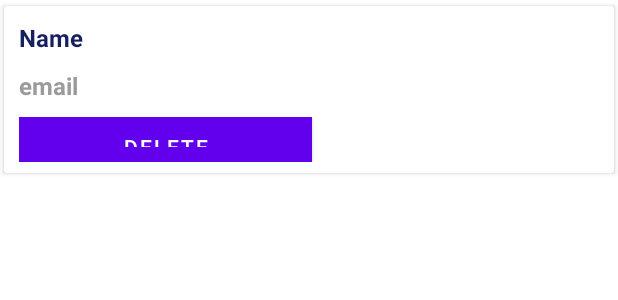
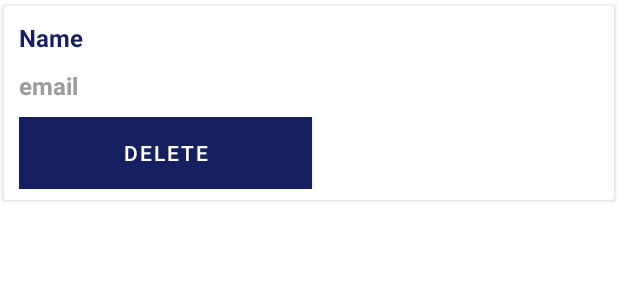
Before and after one commit to saibharath2091246/MAD323FinalTeam5, an Android app: the layout user_list_row.xml on its own in the app's theme, with its tools: preview values and no code run, on a phone screen of 412 x 824 dp. Shown: the top 300 px of the screen. Run offline under Robolectric (Android 15) with nearby library versions, the phone set to English and light mode, and no system bars.

Commit message:
App color and design fixes

```diff
--- a/app/src/main/java/com/team5/seeshop/LoginActivity.java
+++ b/app/src/main/java/com/team5/seeshop/LoginActivity.java
@@ -99,7 +99,7 @@ public class LoginActivity extends AppCompatActivity {
                                             startActivity(intent);
                                             finish();
                                         }else {
-                                            Toast.makeText(LoginActivity.this, "your account is not enabled", Toast.LENGTH_SHORT).show();
+                                            Toast.makeText(LoginActivity.this, "Your Account Is Not Enabled", Toast.LENGTH_SHORT).show();
                                             mAuth.signOut();
                                             SharedPreferences preferences =getSharedPreferences(ConstantStrings.SEESHOP_PREFS, Context.MODE_PRIVATE);
                                             SharedPreferences.Editor editor = preferences.edit();
@@ -145,7 +145,7 @@ public class LoginActivity extends AppCompatActivity {
             Toast.makeText(LoginActivity.this, "Enter Your Email", Toast.LENGTH_SHORT).show();
             return false;
         } else if (!Patterns.EMAIL_ADDRESS.matcher(loginemail).matches()) {
-            Toast.makeText(LoginActivity.this, "Please enter valid Email", Toast.LENGTH_SHORT).show();
+            Toast.makeText(LoginActivity.this, "Please Enter Valid Email", Toast.LENGTH_SHORT).show();
             return false;
         } else {
             return true;
--- a/app/src/main/java/com/team5/seeshop/adapters/UserListAdapter.java
+++ b/app/src/main/java/com/team5/seeshop/adapters/UserListAdapter.java
@@ -124,7 +124,7 @@ public class UserListAdapter extends RecyclerView.Adapter<UserListAdapter.ViewHo
             public void onComplete(@NonNull Task<Void> task) {
 
               //  userList.get(pos).setUser_enable(val);
-                Toast.makeText(context, "seller account updated", Toast.LENGTH_SHORT).show();
+                Toast.makeText(context, "Seller Account Updated", Toast.LENGTH_SHORT).show();
             }
         });
     }
@@ -137,6 +137,6 @@ public class UserListAdapter extends RecyclerView.Adapter<UserListAdapter.ViewHo
                 .child(userList.get(position).getUser_id());
         mDatabaseRef.removeValue();
         viewHolder.itemView.setVisibility(View.GONE);
-        Toast.makeText(context, "account has been deleted!", Toast.LENGTH_SHORT).show();
+        Toast.makeText(context, "Account Has Been Deleted!", Toast.LENGTH_SHORT).show();
     }
 }
--- a/app/src/main/java/com/team5/seeshop/admin/UsersListActivity.java
+++ b/app/src/main/java/com/team5/seeshop/admin/UsersListActivity.java
@@ -82,7 +82,7 @@ public class UsersListActivity extends AppCompatActivity {
 
                         if (userModel2.getUser_type().equals(user_type))
                         {
-                            Log.e("dedefdededed", userModel2.getUser_name());
+                            Log.e("UserList model username", userModel2.getUser_name());
 
                             userModel.setUser_name(userModel2.getUser_name());
                             userModel.setUser_email(userModel2.getUser_email());
--- a/app/src/main/res/layout/user_list_row.xml
+++ b/app/src/main/res/layout/user_list_row.xml
@@ -17,69 +17,72 @@
             android:id="@+id/name_tv"
             android:layout_width="match_parent"
             android:layout_height="wrap_content"
+            android:layout_margin="@dimen/_10dp"
             android:gravity="center_vertical"
             android:text="Name"
-            android:textStyle="bold"
             android:textColor="@color/app_color"
-            android:layout_margin="@dimen/_10dp"
-            android:textSize="@dimen/_16sp"/>
+            android:textSize="@dimen/_16sp"
+            android:textStyle="bold" />
 
         <TextView
             android:id="@+id/email_tv"
             android:layout_width="match_parent"
             android:layout_height="wrap_content"
+            android:layout_marginLeft="@dimen/_10dp"
+            android:layout_marginRight="@dimen/_10dp"
             android:gravity="center_vertical"
             android:text="email"
-            android:textStyle="bold"
             android:textColor="@color/lightappcolor"
-            android:layout_marginLeft="@dimen/_10dp"
-            android:layout_marginRight="@dimen/_10dp"
-            android:textSize="@dimen/_16sp"/>
+            android:textSize="@dimen/_16sp"
+            android:textStyle="bold" />
 
         <TextView
             android:id="@+id/company_tv"
             android:layout_width="match_parent"
             android:layout_height="wrap_content"
+            android:layout_marginLeft="@dimen/_10dp"
+            android:layout_marginRight="@dimen/_10dp"
             android:gravity="center_vertical"
             android:text="company"
+            android:textColor="@color/lightappcolor"
+            android:textSize="@dimen/_16sp"
             android:textStyle="bold"
-            android:visibility="gone"
-            android:textColor="@color/lightappcolor"
-            android:layout_marginLeft="@dimen/_10dp"
-            android:layout_marginRight="@dimen/_10dp"
-            android:textSize="@dimen/_16sp"/>
+            android:visibility="gone" />
 
 
         <LinearLayout
             android:layout_width="match_parent"
             android:layout_height="wrap_content"
-            android:weightSum="2"
+            android:layout_marginLeft="@dimen/_10dp"
             android:layout_marginTop="@dimen/_10dp"
-            android:layout_marginLeft="@dimen/_10dp"
             android:layout_marginRight="@dimen/_10dp"
             android:layout_marginBottom="@dimen/_7dp"
-            android:orientation="horizontal">
+            android:orientation="horizontal"
+            android:weightSum="2">
+
             <Button
                 android:id="@+id/del_btn"
                 android:layout_width="@dimen/_10dp"
-                android:layout_height="@dimen/_30dp"
+                android:layout_height="wrap_content"
                 android:layout_weight="1"
+                android:background="@color/app_color"
                 android:text="Delete"
-                android:textColor="@color/white"
-                android:background="@color/app_color"/>
+                android:textColor="@color/white" />
+
             <Space
                 android:layout_width="5dp"
-                android:layout_height="wrap_content"/>
+                android:layout_height="wrap_content" />
+
             <Button
                 android:id="@+id/disable_btn"
                 android:layout_width="@dimen/_10dp"
-                android:layout_height="@dimen/_30dp"
+                android:layout_height="wrap_content"
                 android:layout_weight="1"
+                android:background="@color/app_color"
                 android:text="Disable"
-                android:visibility="gone"
 
                 android:textColor="@color/white"
-                android:background="@color/app_color"/>
+                android:visibility="gone" />
         </LinearLayout>
     </LinearLayout>
 </androidx.cardview.widget.CardView>
--- a/app/src/main/res/values/colors.xml
+++ b/app/src/main/res/values/colors.xml
@@ -1,7 +1,7 @@
 <?xml version="1.0" encoding="utf-8"?>
 <resources>
     <color name="purple_200">#FFBB86FC</color>
-    <color name="purple_500">#FF6200EE</color>
+    <color name="purple_500">#161F60</color>
     <color name="purple_700">#FF3700B3</color>
     <color name="teal_200">#FF03DAC5</color>
     <color name="teal_700">#FF018786</color>
```
